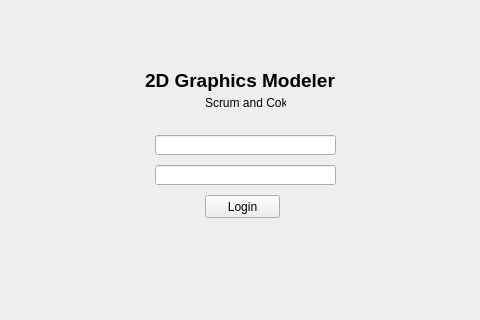
Old version of the form CS1C_Graphics_Modeler/mainwindow.ui in the repository utsavparajuli/CS1C-Group-Project; both pictures show x 265 to 745 and y 125 to 445 of the 1012 by 627 pixel window.
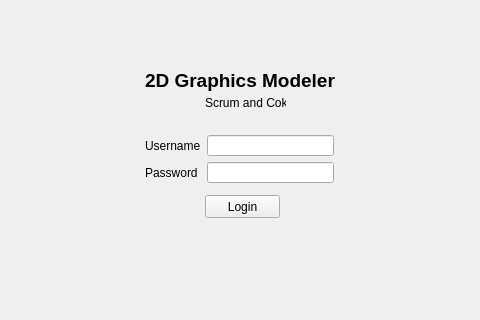
New version of the form.

```diff
--- a/CS1C_Graphics_Modeler/mainwindow.ui
+++ b/CS1C_Graphics_Modeler/mainwindow.ui
@@ -40,27 +40,7 @@
      <string>Scrum and Coke</string>
     </property>
    </widget>
-   <widget class="QLineEdit" name="lineEdit">
-    <property name="geometry">
-     <rect>
-      <x>420</x>
-      <y>260</y>
-      <width>181</width>
-      <height>20</height>
-     </rect>
-    </property>
-   </widget>
-   <widget class="QLineEdit" name="lineEdit_2">
-    <property name="geometry">
-     <rect>
-      <x>420</x>
-      <y>290</y>
-      <width>181</width>
-      <height>20</height>
-     </rect>
-    </property>
-   </widget>
-   <widget class="QPushButton" name="pushButton">
+   <widget class="QPushButton" name="LoginButton">
     <property name="geometry">
      <rect>
       <x>470</x>
@@ -73,6 +53,38 @@
      <string>Login</string>
     </property>
    </widget>
+   <widget class="QWidget" name="">
+    <property name="geometry">
+     <rect>
+      <x>410</x>
+      <y>260</y>
+      <width>189</width>
+      <height>48</height>
+     </rect>
+    </property>
+    <layout class="QFormLayout" name="UsernamePasswordLayout">
+     <item row="0" column="0">
+      <widget class="QLabel" name="UsernameLabel">
+       <property name="text">
+        <string>Username</string>
+       </property>
+      </widget>
+     </item>
+     <item row="0" column="1">
+      <widget class="QLineEdit" name="UsernameEntry"/>
+     </item>
+     <item row="1" column="0">
+      <widget class="QLabel" name="PasswordLabel">
+       <property name="text">
+        <string>Password</string>
+       </property>
+      </widget>
+     </item>
+     <item row="1" column="1">
+      <widget class="QLineEdit" name="PasswordEntry"/>
+     </item>
+    </layout>
+   </widget>
   </widget>
   <widget class="QMenuBar" name="menubar">
    <property name="geometry">
```
Left out of the diff: 4 changed lines with no effect on the pictures.
